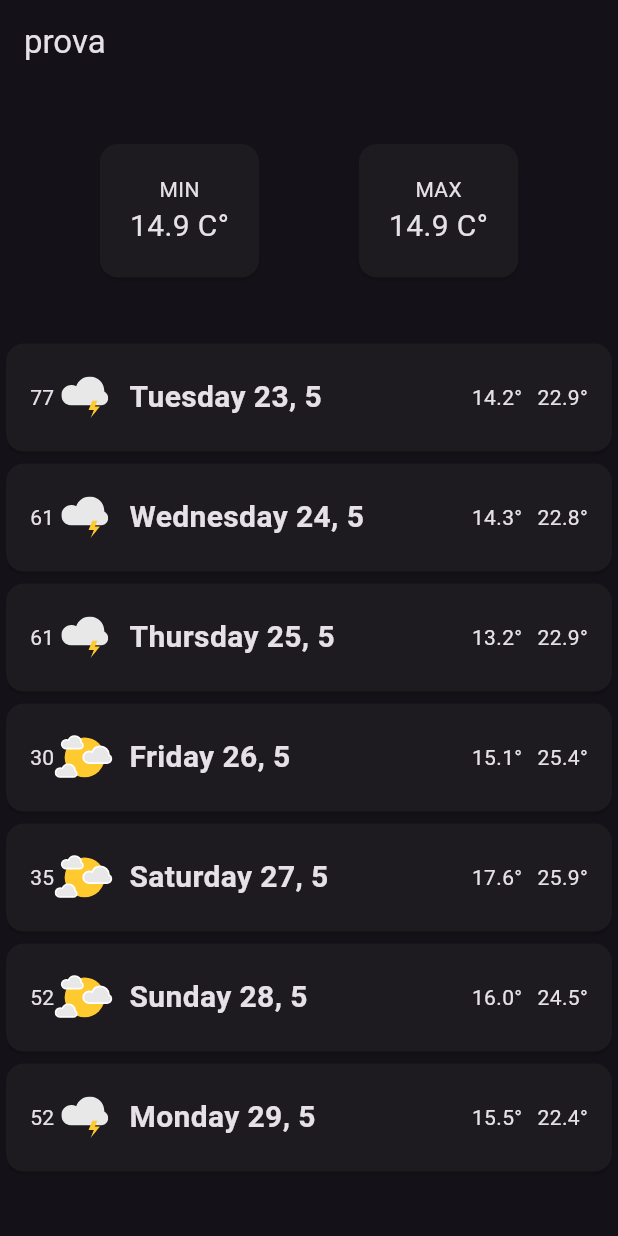
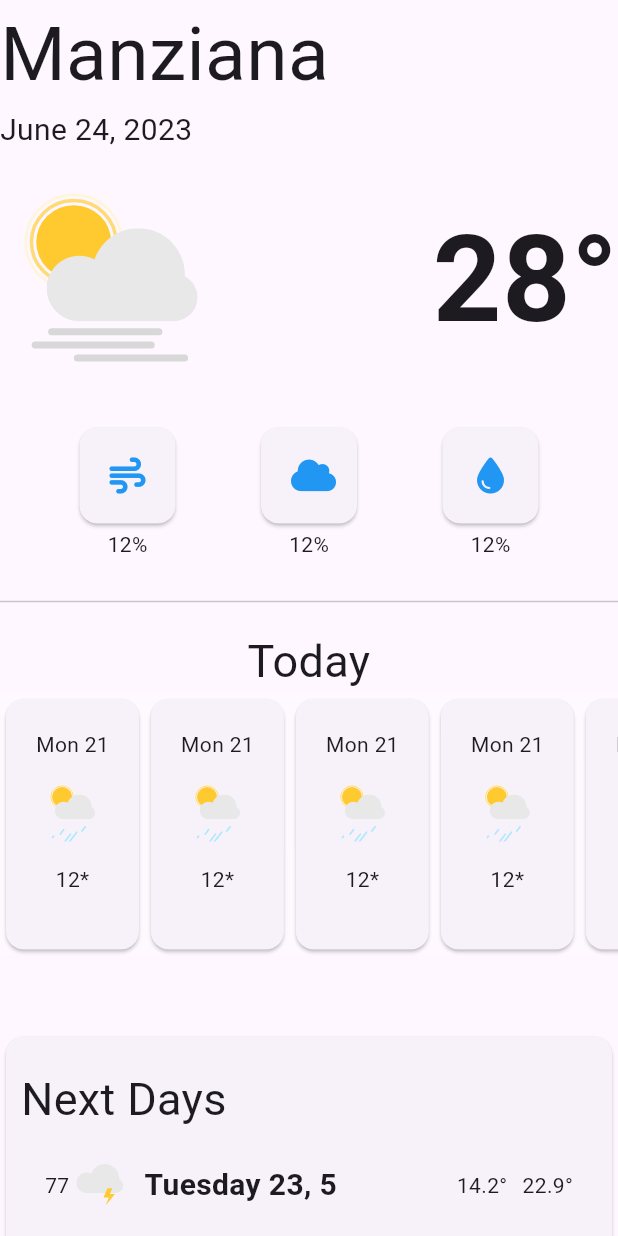
Before and after one commit to marco0019/weather, a Flutter app: the screen it shows after launch, on a phone screen of 412 x 824 dp. Run offline on Flutter 3.47's test engine with Material 2 defaults, Android fonts, the phone set to English and light mode, and no system bars; our stand-ins replace font_awesome_flutter, lottie.

Commit message:
finito la UI delle ore del giorno
Da finire, e iniziare l'implementazione della logica...

```diff
--- a/lib/components/card-daily.dart
+++ b/lib/components/card-daily.dart
@@ -23,8 +23,7 @@ class WeatherCard extends StatelessWidget {
       required this.pageRedirect});
 
   @override
-  Widget build(BuildContext context) => Card(
-          child: InkWell(
+  Widget build(BuildContext context) => InkWell(
         onTap: () => Navigator.push(
             context, MaterialPageRoute(builder: (context) => pageRedirect)),
         borderRadius: BorderRadius.circular(20),
@@ -49,7 +48,7 @@ class WeatherCard extends StatelessWidget {
             ],
           ),
         ),
-      ));
+      );
 }
 /*
     Card(
--- /dev/null
+++ b/lib/components/card-data.dart
@@ -0,0 +1,25 @@
+import 'package:flutter/cupertino.dart';
+import 'package:flutter/material.dart';
+import 'package:lottie/lottie.dart';
+
+class CardData extends StatelessWidget {
+  final IconData iconName;
+  final String data;
+
+  const CardData({super.key, required this.iconName, required this.data});
+
+  @override
+  Widget build(BuildContext context) {
+    return Column(
+      children: [
+        Card(
+          child: Padding(
+              padding: const EdgeInsets.all(20),
+              child: Icon(iconName, color: Colors.blue)),
+        ),
+        const SizedBox(height: 0),
+        Text(data)
+      ],
+    );
+  }
+}
--- a/lib/components/card-info.dart
+++ /dev/null
@@ -1,25 +0,0 @@
-import 'package:flutter/material.dart';
-
-class CardInfo extends StatelessWidget {
-  final String title;
-  final String currentTemp;
-  final int weatherCode;
-  const CardInfo(
-      {super.key,
-      required this.title,
-      required this.currentTemp,
-      required this.weatherCode});
-  @override
-  Widget build(BuildContext context) => Card(
-      margin: const EdgeInsets.fromLTRB(0, 40, 0, 40),
-      child: Padding(
-        padding: const EdgeInsets.all(20),
-        child: Column(children: [
-          Text(title),
-          Text(
-            '$currentTemp C°',
-            style: const TextStyle(fontSize: 20),
-          ),
-        ]),
-      ));
-}
--- /dev/null
+++ b/lib/components/card-weather-horizontal.dart
@@ -0,0 +1,31 @@
+import 'package:flutter/material.dart';
+import 'package:lottie/lottie.dart';
+
+class CardWeatherHorizontal extends StatelessWidget {
+  final String date;
+  final String iconName;
+  final String value;
+
+  const CardWeatherHorizontal(
+      {super.key,
+      required this.date,
+      required this.value,
+      required this.iconName});
+
+  @override
+  Widget build(BuildContext context) {
+    return Card(
+      child: Padding(
+          padding: const EdgeInsets.fromLTRB(20, 20, 20, 0),
+          child: Column(
+            children: [
+              Text(date),
+              const SizedBox(height: 15),
+              Lottie.asset(iconName, width: 40, height: 40),
+              const SizedBox(height: 15),
+              Text(value)
+            ],
+          )),
+    );
+  }
+}
--- a/lib/pages/home.dart
+++ b/lib/pages/home.dart
@@ -1,9 +1,12 @@
 import 'package:flutter/material.dart';
+import 'package:font_awesome_flutter/font_awesome_flutter.dart';
 import 'package:intl/intl.dart';
+import 'package:lottie/lottie.dart';
 import 'package:provider/provider.dart';
 import 'package:weather/components/card-daily.dart';
+import 'package:weather/components/card-data.dart';
 import 'package:weather/components/card-hourly.dart';
-import 'package:weather/components/card-info.dart';
+import 'package:weather/components/card-weather-horizontal.dart';
 import 'package:weather/providers/http-requests.dart';
 import 'package:weather/utils/globals.dart';
 
@@ -19,50 +22,139 @@ class _HomeState extends State<Home> {
   Widget build(BuildContext context) {
     final weather = context.watch<HttpRequest>().weather;
     return Scaffold(
-        appBar: AppBar(
-          title: const Text('prova'),
-        ),
         body: FutureBuilder(
             future: weather,
             builder: (context, snapshot) {
               if (snapshot.hasData) {
                 var value = Map<String, dynamic>.from(snapshot.data as Map);
                 final limit = value['daily']['time'].length;
+                const hours = 24;
                 return ListView(
                   children: [
+                    const Text('Manziana', style: TextStyle(fontSize: 50)),
+                    Text(
+                      '${GLOBAL.MOUNTHS[DateTime.now().month]} ${DateTime.now().day}, ${DateTime.now().year}',
+                      style: const TextStyle(fontSize: 20),
+                    ),
+                    const SizedBox(height: 10),
                     Row(children: [
+                      Lottie.asset(GLOBAL.WEATHER_ICONS[0],
+                          width: 150, height: 150),
                       const Spacer(),
-                      CardInfo(
-                          title: 'MIN',
-                          currentTemp:
-                              value['hourly']['temperature_2m'][0].toString(),
-                          weatherCode: 0),
-                      const Spacer(),
-                      CardInfo(
-                          title: 'MAX',
-                          currentTemp:
-                              value['hourly']['temperature_2m'][0].toString(),
-                          weatherCode: 0),
-                      const Spacer(),
+                      const Text(
+                        '28°',
+                        style: TextStyle(
+                            fontSize: 80, fontWeight: FontWeight.bold),
+                      )
                     ]),
+                    const SizedBox(height: 20),
+                    const Row(children: [
+                      Spacer(),
+                      CardData(iconName: FontAwesomeIcons.wind, data: '12%'),
+                      Spacer(),
+                      CardData(iconName: FontAwesomeIcons.cloud, data: '12%'),
+                      Spacer(),
+                      CardData(iconName: FontAwesomeIcons.droplet, data: '12%'),
+                      Spacer(),
+                    ]),
+                    const SizedBox(height: 20),
+                    const Divider(),
+                    const SizedBox(height: 10),
+                    const Text(
+                      'Today',
+                      textAlign: TextAlign.center,
+                      style: TextStyle(fontSize: 30),
+                    ),
+                    Container(
+                        color: Colors.white12,
+                        height: 175,
+                        child: ListView(
+                            scrollDirection: Axis.horizontal,
+                            children: [
+                              CardWeatherHorizontal(
+                                  date: 'Mon 21',
+                                  value: '12*',
+                                  iconName:
+                                      GLOBAL.GET_ICON_FROM_WMO_CODE(50, false)),
+                              CardWeatherHorizontal(
+                                  date: 'Mon 21',
+                                  value: '12*',
+                                  iconName:
+                                      GLOBAL.GET_ICON_FROM_WMO_CODE(50, false)),
+                              CardWeatherHorizontal(
+                                  date: 'Mon 21',
+                                  value: '12*',
+                                  iconName:
+                                      GLOBAL.GET_ICON_FROM_WMO_CODE(50, false)),
+                              CardWeatherHorizontal(
+                                  date: 'Mon 21',
+                                  value: '12*',
+                                  iconName:
+                                      GLOBAL.GET_ICON_FROM_WMO_CODE(50, false)),
+                              CardWeatherHorizontal(
+                                  date: 'Mon 21',
+                                  value: '12*',
+                                  iconName:
+                                      GLOBAL.GET_ICON_FROM_WMO_CODE(50, false)),
+                              CardWeatherHorizontal(
+                                  date: 'Mon 21',
+                                  value: '12*',
+                                  iconName:
+                                      GLOBAL.GET_ICON_FROM_WMO_CODE(50, false)),
+                              CardWeatherHorizontal(
+                                  date: 'Mon 21',
+                                  value: '12*',
+                                  iconName:
+                                      GLOBAL.GET_ICON_FROM_WMO_CODE(50, false)),
+                              CardWeatherHorizontal(
+                                  date: 'Mon 21',
+                                  value: '12*',
+                                  iconName:
+                                      GLOBAL.GET_ICON_FROM_WMO_CODE(50, false)),
+                            ])),
+                    const SizedBox(height: 50),
+                    Card(
+                      child: Padding(
+                          padding: const EdgeInsets.all(10),
+                          child: Column(
+                            children: [
+                              const SizedBox(height: 10),
+                              const Row(
+                                children: [
+                                  Text('Next Days',
+                                      style: TextStyle(fontSize: 30),
+                                      textAlign: TextAlign.start),
+                                  //Spacer()
+                                ],
+                              ),
                               for (var i = 0; i < limit; i++)
                                 WeatherCard(
                                     pageRedirect: HourlyPage(
                                         data: value['daily'],
                                         day:
                                             '${GLOBAL.DAYS[DateFormat('yyyy-MM-dd').parseUtc(value['daily']['time'][i]).weekday - 1]} ${DateFormat('yyyy-MM-dd').parseUtc(value['daily']['time'][i]).day}, ${DateFormat('yyyy-MM-dd').parseUtc(value['daily']['time'][i]).month}'),
-                          weatherCode: value['daily']['weathercode'][i],
+                                    weatherCode: value['daily']['weathercode']
+                                        [i],
                                     precipitationProbability: value['daily']
                                         ['precipitation_probability_max'][i],
-                          weatherIconUrl: GLOBAL.GET_ICON_FROM_WMO_CODE(
+                                    weatherIconUrl:
+                                        GLOBAL.GET_ICON_FROM_WMO_CODE(
                                             value['daily']['weathercode'][i],
-                              GLOBAL.INCLUDE(6, 20, DateTime.now().hour)),
-                          min: '${value['daily']['temperature_2m_min'][i]}°',
-                          max: '${value['daily']['temperature_2m_max'][i]}°',
+                                            GLOBAL.INCLUDE(
+                                                6, 20, DateTime.now().hour)),
+                                    min:
+                                        '${value['daily']['temperature_2m_min'][i]}°',
+                                    max:
+                                        '${value['daily']['temperature_2m_max'][i]}°',
                                     day:
-                              '${GLOBAL.DAYS[DateFormat('yyyy-MM-dd').parseUtc(value['daily']['time'][i]).weekday - 1]} ${DateFormat('yyyy-MM-dd').parseUtc(value['daily']['time'][i]).day}, ${DateFormat('yyyy-MM-dd').parseUtc(value['daily']['time'][i]).month}', //value['daily']['time'][i].toString()
-                          wind: value['daily']['winddirection_10m_dominant'][i]
+                                        '${GLOBAL.DAYS[DateFormat('yyyy-MM-dd').parseUtc(value['daily']['time'][i]).weekday - 1]} ${DateFormat('yyyy-MM-dd').parseUtc(value['daily']['time'][i]).day}, ${DateFormat('yyyy-MM-dd').parseUtc(value['daily']['time'][i]).month}',
+                                    //value['daily']['time'][i].toString()
+                                    wind: value['daily']
+                                            ['winddirection_10m_dominant'][i]
                                         .toString())
+                            ],
+                          )),
+                    )
                   ],
                 );
               } else if (snapshot.hasError) {
@@ -72,14 +164,3 @@ class _HomeState extends State<Home> {
             }));
   }
 }
-
-                    /*Row(
-                      children: [
-                        for (var i = 0; i < 3; i++)
-                          Column(children: [
-                            for (int j = 0; j < 5; j++)
-                              Lottie.asset(GLOBAL.WEATHER_ICONS[i * 5 + j],
-                                  width: 80, height: 80)
-                          ]),
-                      ],
-                    ),*/
--- a/lib/providers/theme.dart
+++ b/lib/providers/theme.dart
@@ -1,7 +1,7 @@
 import 'package:flutter/material.dart';
 
 class ThemeModel extends ChangeNotifier {
-  bool _isDarkMode = true;
+  bool _isDarkMode = false;
 
   bool get isDarkMode => _isDarkMode;
 
--- a/lib/utils/globals.dart
+++ b/lib/utils/globals.dart
@@ -17,6 +17,19 @@ class GLOBAL {
     'Friday',
     'Saturday',
     'Sunday'
+  ];
+  static List<String> MOUNTHS = [
+    'January',
+    'February',
+    'March',
+    'April',
+    'May',
+    'June',
+    'July',
+    'August',
+    'September',
+    'November',
+    'December'
   ];
   static MultiProvider MAIN =
       MultiProvider(providers: PROVIDERS, child: const Main());
@@ -54,6 +67,8 @@ class GLOBAL {
     'solo-neve': (bool isDay) => WEATHER_ICONS[6],
     'solo-tuoni': (bool isDay) => WEATHER_ICONS[11]
   };
+
+//
   static String GET_ICON_FROM_WMO_CODE(int code, bool isDay) {
     if (INCLUDE(0, 3, code)) return WEATHER_ICONS_WITH_DAY['chiaro']!(isDay);
     if (INCLUDE(4, 12, code))
@@ -65,6 +80,10 @@ class GLOBAL {
     if (INCLUDE(36, 41, code)) return WEATHER_ICONS_WITH_DAY['neve']!(isDay);
     if (INCLUDE(42, 49, code))
       return WEATHER_ICONS_WITH_DAY['solo-nuvoloso']!(isDay);
+    if (INCLUDE(60, 65, code)) return WEATHER_ICONS_WITH_DAY['pioggia']!(isDay);
+    if (INCLUDE(66, 79, code)) return WEATHER_ICONS_WITH_DAY['neve']!(isDay);
+    if (INCLUDE(80, 84, code)) return WEATHER_ICONS_WITH_DAY['pioggia']!(isDay);
+    if (INCLUDE(85, 90, code)) return WEATHER_ICONS_WITH_DAY['pioggia']!(isDay);
     return WEATHER_ICONS_WITH_DAY['pioggia']!(isDay);
   }
 
--- a/pubspec.yaml
+++ b/pubspec.yaml
@@ -39,6 +39,7 @@ dependencies:
   http: ^0.13.6
   provider: ^6.0.5
   intl: ^0.18.1
+  font_awesome_flutter: ^10.4.0
 
 dev_dependencies:
   flutter_test:
```
Also changed, not shown: pubspec.lock. Lines whose indentation alone changed are shown as unchanged.
